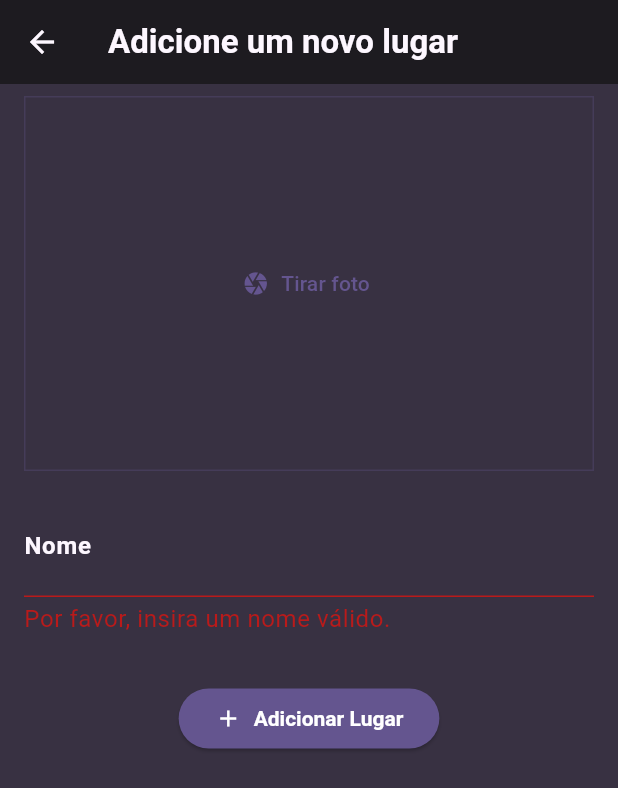
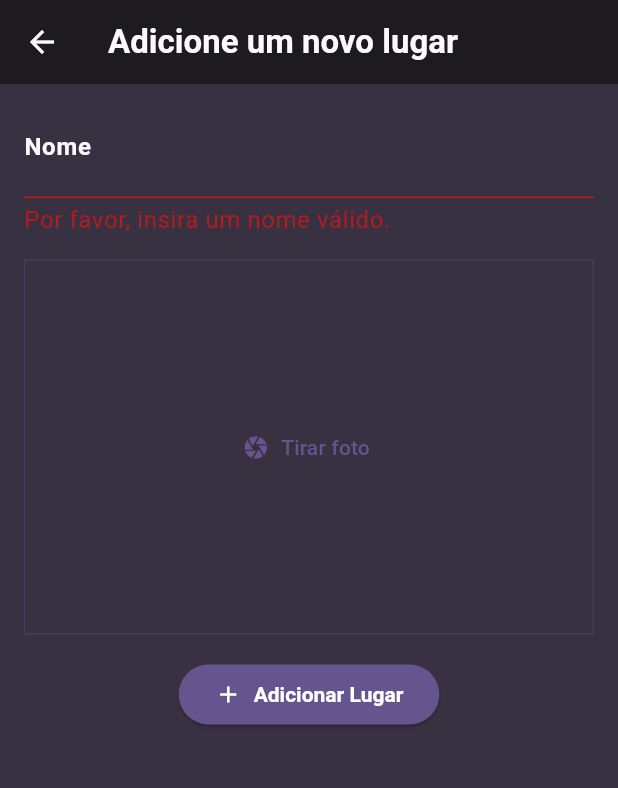
Before and after one commit to Gabrielst27/favorite_places, a Flutter app: the AddPlaceScreen screen opened directly, after a tap on "Adicionar Lugar", on a phone screen of 412 x 824 dp. Shown: the top 788 px of the screen. Run offline on Flutter 3.47's test engine with Material 3 defaults, Android fonts, the phone set to English and light mode, and no system bars; our stand-ins replace flutter_riverpod, google_fonts, image_picker.

Commit message:
feat: passing image to place provider

```diff
--- a/lib/models/place_model.dart
+++ b/lib/models/place_model.dart
@@ -1,12 +1,14 @@
+import 'dart:io';
+
 import 'package:uuid/uuid.dart';
 
 class PlaceModel {
   PlaceModel({
     required this.name,
-    required this.imageUrl,
+    required this.image,
   }) : id = Uuid().v4();
 
   final String id;
   final String name;
-  final String imageUrl;
+  final File image;
 }
--- a/lib/widgets/add_place_form.dart
+++ b/lib/widgets/add_place_form.dart
@@ -1,3 +1,5 @@
+import 'dart:io';
+
 import 'package:favorite_places/models/place_model.dart';
 import 'package:favorite_places/providers/place_provider.dart';
 import 'package:favorite_places/widgets/image_input.dart';
@@ -16,6 +18,11 @@ class AddPlaceForm extends ConsumerStatefulWidget {
 class _AddPlaceFormState extends ConsumerState<AddPlaceForm> {
   final _formKey = GlobalKey<FormState>();
   String _enteredName = '';
+  File? _pickedImage;
+
+  void _pickImage(File image) {
+    _pickedImage = image;
+  }
 
   void _submit(WidgetRef ref) {
     if (!_formKey.currentState!.validate()) {
@@ -24,7 +31,7 @@ class _AddPlaceFormState extends ConsumerState<AddPlaceForm> {
     _formKey.currentState!.save();
     final newPlace = PlaceModel(
       name: _enteredName,
-      imageUrl: 'testImage',
+      image: _pickedImage ?? File(''),
     );
     ref.read(placesProvider.notifier).addPlace(newPlace);
     widget.onSubmit();
@@ -38,8 +45,6 @@ class _AddPlaceFormState extends ConsumerState<AddPlaceForm> {
         padding: const EdgeInsets.symmetric(vertical: 8, horizontal: 16),
         child: Column(
           children: [
-            ImageInput(),
-            const SizedBox(height: 16),
             TextFormField(
               style: Theme.of(context).textTheme.bodyLarge,
               decoration: const InputDecoration(labelText: 'Nome'),
@@ -60,7 +65,11 @@ class _AddPlaceFormState extends ConsumerState<AddPlaceForm> {
                 );
               },
             ),
-            const SizedBox(height: 32),
+            const SizedBox(height: 16),
+            ImageInput(
+              onPickImage: _pickImage,
+            ),
+            const SizedBox(height: 16),
             ElevatedButton(
               onPressed: () => _submit(ref),
               child: Row(
--- a/lib/widgets/image_input.dart
+++ b/lib/widgets/image_input.dart
@@ -3,7 +3,9 @@ import 'package:image_picker/image_picker.dart';
 import 'dart:io';
 
 class ImageInput extends StatefulWidget {
-  const ImageInput({super.key});
+  const ImageInput({super.key, required this.onPickImage});
+
+  final void Function(File image) onPickImage;
 
   @override
   State<ImageInput> createState() => _ImageInputState();
@@ -24,6 +26,7 @@ class _ImageInputState extends State<ImageInput> {
     setState(() {
       _selectedImage = File(pickedImage.path);
     });
+    widget.onPickImage(_selectedImage!);
   }
 
   @override
```
